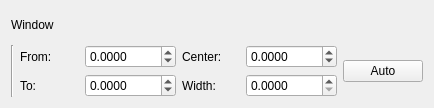
Qt form modules/src/gui/widgets/windowingwidget.ui (phernst/ctl) before a commit.
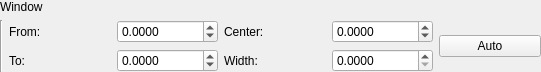
The same form after that commit.

Patch:
```diff
--- a/modules/src/gui/widgets/windowingwidget.ui
+++ b/modules/src/gui/widgets/windowingwidget.ui
@@ -6,54 +6,108 @@
    <rect>
     <x>0</x>
     <y>0</y>
-    <width>434</width>
-    <height>108</height>
+    <width>541</width>
+    <height>67</height>
    </rect>
   </property>
+  <property name="sizePolicy">
+   <sizepolicy hsizetype="Minimum" vsizetype="Minimum">
+    <horstretch>0</horstretch>
+    <verstretch>0</verstretch>
+   </sizepolicy>
+  </property>
   <property name="windowTitle">
    <string>Form</string>
   </property>
   <layout class="QGridLayout" name="gridLayout_2">
+   <property name="leftMargin">
+    <number>0</number>
+   </property>
+   <property name="topMargin">
+    <number>0</number>
+   </property>
+   <property name="rightMargin">
+    <number>0</number>
+   </property>
+   <property name="bottomMargin">
+    <number>0</number>
+   </property>
    <item row="0" column="0">
-    <layout class="QGridLayout" name="gridLayout">
-     <item row="2" column="3">
-      <widget class="QLabel" name="label_5">
+    <widget class="QLabel" name="label">
+     <property name="sizePolicy">
+      <sizepolicy hsizetype="Minimum" vsizetype="Minimum">
+       <horstretch>0</horstretch>
+       <verstretch>0</verstretch>
+      </sizepolicy>
+     </property>
+     <property name="text">
+      <string>Window</string>
+     </property>
+     <property name="alignment">
+      <set>Qt::AlignLeading|Qt::AlignLeft|Qt::AlignTop</set>
+     </property>
+    </widget>
+   </item>
+   <item row="1" column="0">
+    <layout class="QGridLayout" name="gridLayout" rowstretch="1,1">
+     <property name="sizeConstraint">
+      <enum>QLayout::SetDefaultConstraint</enum>
+     </property>
+     <item row="0" column="0" rowspan="2">
+      <widget class="Line" name="line">
+       <property name="orientation">
+        <enum>Qt::Vertical</enum>
+       </property>
+      </widget>
+     </item>
+     <item row="0" column="1">
+      <widget class="QLabel" name="label_2">
        <property name="text">
-        <string>Width:</string>
+        <string>From:</string>
        </property>
       </widget>
      </item>
-     <item row="1" column="5" rowspan="2">
+     <item row="0" column="2">
+      <widget class="QDoubleSpinBox" name="_SB_windowBottom">
+       <property name="decimals">
+        <number>4</number>
+       </property>
+       <property name="minimum">
+        <double>-9999.000000000000000</double>
+       </property>
+       <property name="maximum">
+        <double>99999.000000000000000</double>
+       </property>
+      </widget>
+     </item>
+     <item row="0" column="3">
+      <widget class="QLabel" name="label_4">
+       <property name="text">
+        <string>Center:</string>
+       </property>
+      </widget>
+     </item>
+     <item row="0" column="4">
+      <widget class="QDoubleSpinBox" name="_SB_windowCenter">
+       <property name="decimals">
+        <number>4</number>
+       </property>
+       <property name="minimum">
+        <double>-9999.000000000000000</double>
+       </property>
+       <property name="maximum">
+        <double>99999.000000000000000</double>
+       </property>
+      </widget>
+     </item>
+     <item row="0" column="5" rowspan="2">
       <widget class="QPushButton" name="_PB_autoWindow">
        <property name="text">
         <string>Auto</string>
        </property>
       </widget>
      </item>
-     <item row="2" column="2">
-      <widget class="QDoubleSpinBox" name="_SB_windowTop">
-       <property name="decimals">
-        <number>4</number>
-       </property>
-       <property name="minimum">
-        <double>-9999.000000000000000</double>
-       </property>
-       <property name="maximum">
-        <double>99999.000000000000000</double>
-       </property>
-      </widget>
-     </item>
-     <item row="2" column="4">
-      <widget class="QDoubleSpinBox" name="_SB_windowWidth">
-       <property name="decimals">
-        <number>4</number>
-       </property>
-       <property name="maximum">
-        <double>99999.000000000000000</double>
-       </property>
-      </widget>
-     </item>
-     <item row="2" column="1">
+     <item row="1" column="1">
       <widget class="QLabel" name="label_3">
        <property name="text">
         <string>To:</string>
@@ -61,7 +115,7 @@
       </widget>
      </item>
      <item row="1" column="2">
-      <widget class="QDoubleSpinBox" name="_SB_windowBottom">
+      <widget class="QDoubleSpinBox" name="_SB_windowTop">
        <property name="decimals">
         <number>4</number>
        </property>
@@ -74,46 +128,22 @@
       </widget>
      </item>
      <item row="1" column="3">
-      <widget class="QLabel" name="label_4">
+      <widget class="QLabel" name="label_5">
        <property name="text">
-        <string>Center:</string>
+        <string>Width:</string>
        </property>
       </widget>
      </item>
      <item row="1" column="4">
-      <widget class="QDoubleSpinBox" name="_SB_windowCenter">
+      <widget class="QDoubleSpinBox" name="_SB_windowWidth">
        <property name="decimals">
         <number>4</number>
        </property>
-       <property name="minimum">
-        <double>-9999.000000000000000</double>
-       </property>
        <property name="maximum">
         <double>99999.000000000000000</double>
        </property>
       </widget>
      </item>
-     <item row="1" column="1">
-      <widget class="QLabel" name="label_2">
-       <property name="text">
-        <string>From:</string>
-       </property>
-      </widget>
-     </item>
-     <item row="0" column="0" colspan="2">
-      <widget class="QLabel" name="label">
-       <property name="text">
-        <string>Window</string>
-       </property>
-      </widget>
-     </item>
-     <item row="1" column="0" rowspan="2">
-      <widget class="Line" name="line">
-       <property name="orientation">
-        <enum>Qt::Vertical</enum>
-       </property>
-      </widget>
-     </item>
     </layout>
    </item>
   </layout>
```
